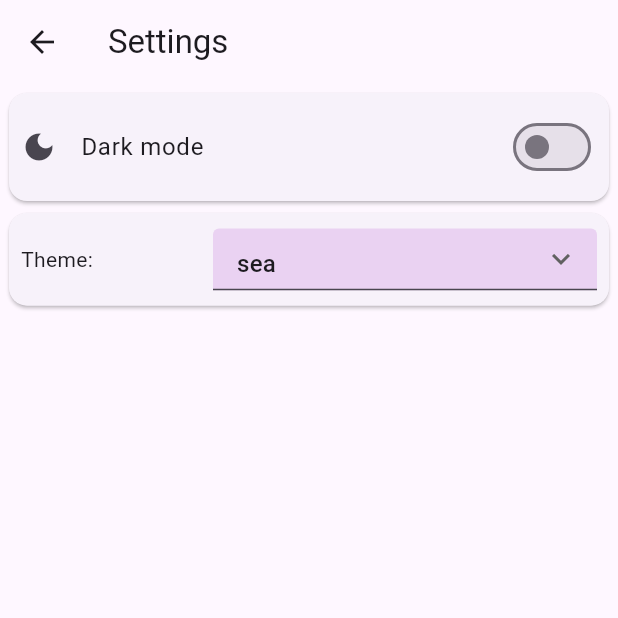
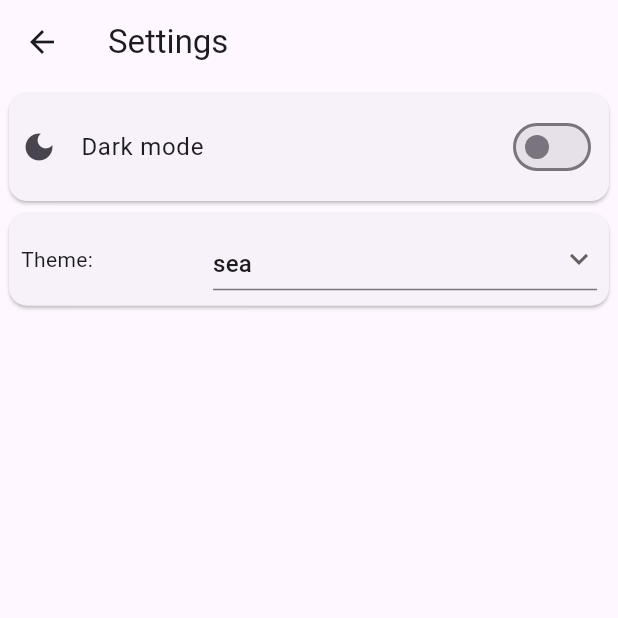
Before and after one commit to ishe19/dvt_weather, a Flutter app: the SettingsScreen screen opened by its route, on a phone screen of 412 x 824 dp, the top half of it. Run offline on Flutter 3.47's test engine with Material 2 defaults, Android fonts, the light colour scheme and no system bars; drawn by our look-alikes of loader_overlay; our stand-ins replace dio, equatable, flutter_bloc, flutter_staggered_animations, flutter_svg, fluttertoast and 2 more; missing offline and left inert: location_picker_flutter_map; accounts and stored records are empty; statements that could not run were skipped.

Commit message:
Update settings_screen.dart

```diff
--- a/lib/ui/settings/settings_screen.dart
+++ b/lib/ui/settings/settings_screen.dart
@@ -93,8 +93,8 @@ class _SettingsScreenState extends State<SettingsScreen> {
                                     height: screenWidth(context) * 0.1,
                                     child: DropdownButtonFormField(
                                       decoration: InputDecoration(
-                                        fillColor: complimentary.withOpacity(0.2),
-                                          filled: true),
+                                        fillColor: complimentary.withOpacity(0.1),
+                                          filled: false),
                                       value: bgImageTheme.imageTheme != ""? bgImageTheme.imageTheme : imageTheme,
                                       icon: const Icon(Icons.keyboard_arrow_down),
                                       items: imageThemes.map((item) {
@@ -115,8 +115,7 @@ class _SettingsScreenState extends State<SettingsScreen> {
                             ),
                           ),
                         ),
-                      )
-
+                      ),
                     ],
                   ),
                 ),
```
